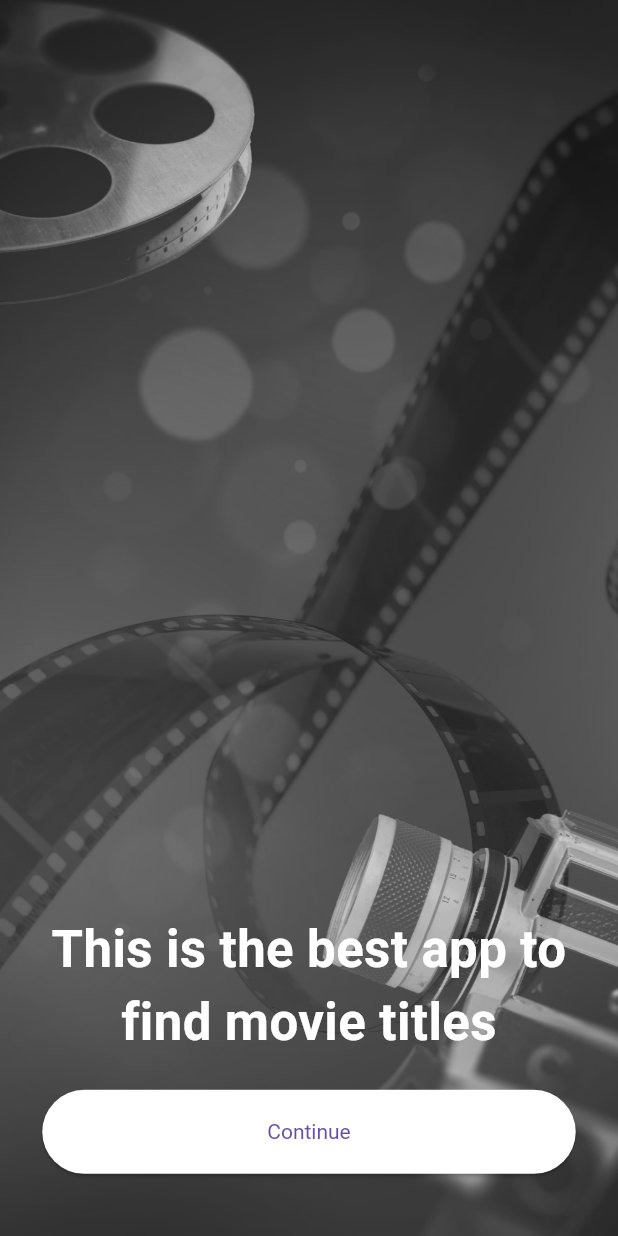
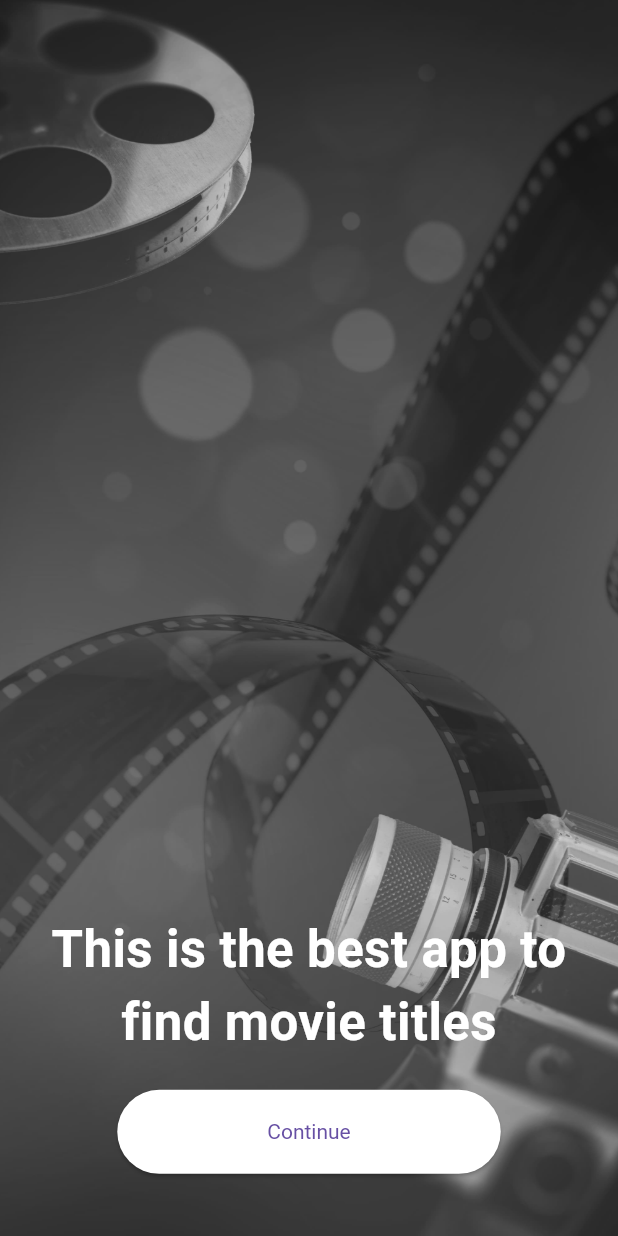
Before and after one commit to Etrama22/movie_search_app, a Flutter app: the screen it shows after launch, on a phone screen of 412 x 824 dp. Run offline on Flutter 3.47's test engine with Material 3 defaults, Android fonts, the phone set to English and light mode, and no system bars.

Commit message:
edit height & responsive

```diff
--- a/lib/components/movie_card.dart
+++ b/lib/components/movie_card.dart
@@ -16,7 +16,7 @@ class MovieCard extends StatelessWidget {
           children: [
             SizedBox(
               width: double.infinity,
-              height: 270,
+              height: 254,
               child: ClipRRect(
                 borderRadius: BorderRadius.vertical(top: Radius.circular(4.0)),
                 child: Image.network(
--- a/lib/screens/landing_page.dart
+++ b/lib/screens/landing_page.dart
@@ -63,7 +63,7 @@ class _LandingPageState extends State<LandingPage> {
                       style: ElevatedButton.styleFrom(
                           backgroundColor: Color.fromARGB(255, 255, 255, 255),
                           padding: EdgeInsets.symmetric(
-                              horizontal: 150, vertical: 20),
+                              horizontal: 100, vertical: 20),
                           textStyle: TextStyle()),
                       child: Text('Continue'),
                     ),
```
Also changed, not shown: lib/components/movie_list.dart (+9 -2 lines).
